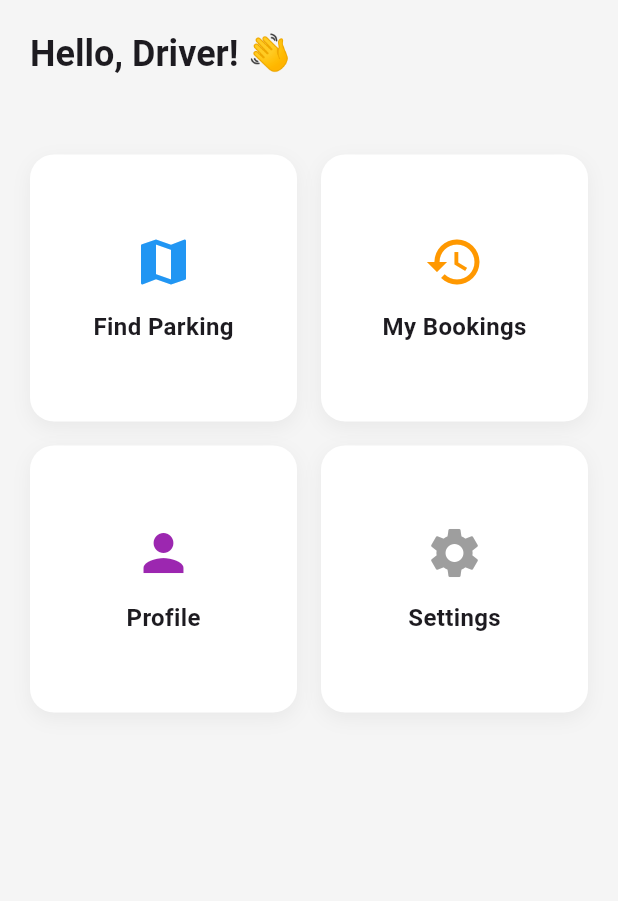
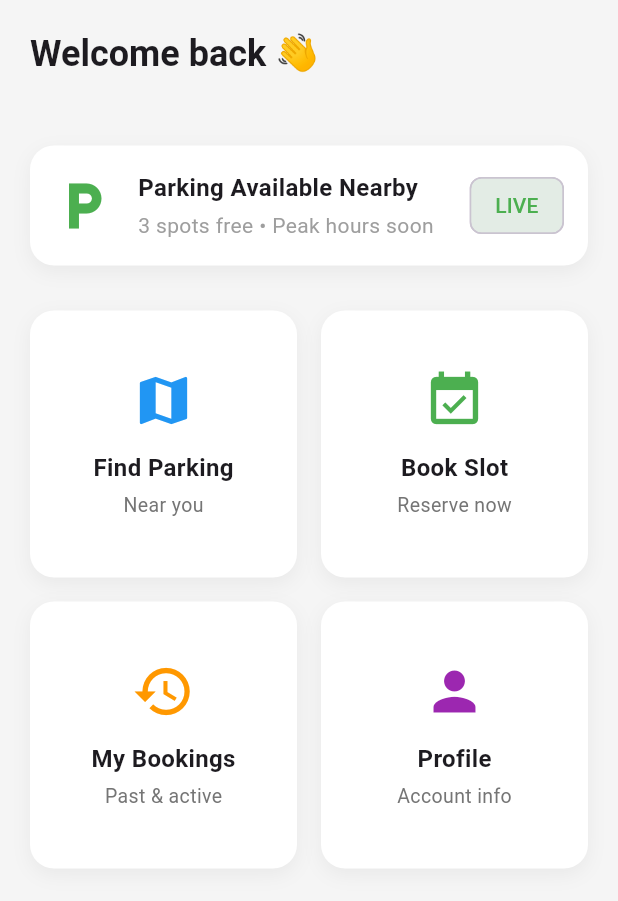
Before and after one commit to kalviumcommunity/S62_0126_ParkingPandits_Flutter_And_Firebase_SmartParking, a Flutter app: the screen it shows once a user with an empty profile is signed in, on a phone screen of 412 x 824 dp, the part 84-985 px from its top. Run offline on Flutter 3.47's test engine with Material 3 defaults, Android fonts, the phone set to English and light mode, and no system bars; our stand-ins replace firebase_auth, firebase_core; accounts and stored records are empty.

Commit message:
made changes

```diff
--- a/lib/features/home/screens/home_screen.dart
+++ b/lib/features/home/screens/home_screen.dart
@@ -11,7 +11,10 @@ class HomeScreen extends StatelessWidget {
     return Scaffold(
       backgroundColor: Colors.grey[100],
       appBar: AppBar(
-        title: const Text('Smart Parking', style: TextStyle(color: Colors.white)),
+        title: const Text(
+          'Smart Parking',
+          style: TextStyle(color: Colors.white),
+        ),
         backgroundColor: Colors.blueAccent,
         elevation: 0,
         actions: [
@@ -28,17 +31,71 @@ class HomeScreen extends StatelessWidget {
         child: Column(
           crossAxisAlignment: CrossAxisAlignment.start,
           children: [
+            // Greeting
             Text(
-              'Hello, Driver! 👋',
-              style: Theme.of(context).textTheme.headlineSmall?.copyWith(fontWeight: FontWeight.bold),
+              'Welcome back 👋',
+              style: Theme.of(context)
+                  .textTheme
+                  .headlineSmall
+                  ?.copyWith(fontWeight: FontWeight.bold),
             ),
+            const SizedBox(height: 4),
             Text(
               user?.email ?? '',
               style: TextStyle(color: Colors.grey[600]),
             ),
+
+            const SizedBox(height: 20),
+
+            // Smart Status Card
+            Container(
+              padding: const EdgeInsets.all(16),
+              decoration: BoxDecoration(
+                color: Colors.white,
+                borderRadius: BorderRadius.circular(16),
+                boxShadow: [
+                  BoxShadow(
+                    color: Colors.black.withOpacity(0.05),
+                    blurRadius: 10,
+                    offset: const Offset(0, 4),
+                  ),
+                ],
+              ),
+              child: Row(
+                children: [
+                  const Icon(Icons.local_parking,
+                      size: 40, color: Colors.green),
+                  const SizedBox(width: 16),
+                  Expanded(
+                    child: Column(
+                      crossAxisAlignment: CrossAxisAlignment.start,
+                      children: const [
+                        Text(
+                          'Parking Available Nearby',
+                          style: TextStyle(
+                              fontWeight: FontWeight.bold, fontSize: 16),
+                        ),
+                        SizedBox(height: 4),
+                        Text(
+                          '3 spots free • Peak hours soon',
+                          style: TextStyle(color: Colors.grey),
+                        ),
+                      ],
+                    ),
+                  ),
+                  Chip(
+                    label: const Text('LIVE'),
+                    backgroundColor: Colors.green.withOpacity(0.15),
+                    labelStyle:
+                        const TextStyle(color: Colors.green),
+                  ),
+                ],
+              ),
+            ),
+
             const SizedBox(height: 30),
 
-            // Feature Cards
+            // Features
             Expanded(
               child: GridView.count(
                 crossAxisCount: 2,
@@ -49,29 +106,37 @@ class HomeScreen extends StatelessWidget {
                     context,
                     icon: Icons.map,
                     title: 'Find Parking',
+                    subtitle: 'Near you',
                     color: Colors.blue,
-                    onTap: () => _showSnack(context, 'Maps coming soon!'),
+                    onTap: () =>
+                        _showSnack(context, 'Map integration next 🚗'),
+                  ),
+                  _buildFeatureCard(
+                    context,
+                    icon: Icons.event_available,
+                    title: 'Book Slot',
+                    subtitle: 'Reserve now',
+                    color: Colors.green,
+                    onTap: () =>
+                        _showSnack(context, 'Booking flow coming 🔐'),
                   ),
                   _buildFeatureCard(
                     context,
                     icon: Icons.history,
                     title: 'My Bookings',
+                    subtitle: 'Past & active',
                     color: Colors.orange,
-                    onTap: () => _showSnack(context, 'History coming soon!'),
+                    onTap: () =>
+                        _showSnack(context, 'History coming 📜'),
                   ),
                   _buildFeatureCard(
                     context,
                     icon: Icons.person,
                     title: 'Profile',
+                    subtitle: 'Account info',
                     color: Colors.purple,
-                    onTap: () => _showSnack(context, 'Profile coming soon!'),
-                  ),
-                  _buildFeatureCard(
-                    context,
-                    icon: Icons.settings,
-                    title: 'Settings',
-                    color: Colors.grey,
-                    onTap: () => _showSnack(context, 'Settings coming soon!'),
+                    onTap: () =>
+                        _showSnack(context, 'Profile page coming 👤'),
                   ),
                 ],
               ),
@@ -82,23 +147,45 @@ class HomeScreen extends StatelessWidget {
     );
   }
 
-  Widget _buildFeatureCard(BuildContext context, {required IconData icon, required String title, required Color color, required VoidCallback onTap}) {
+  Widget _buildFeatureCard(
+    BuildContext context, {
+    required IconData icon,
+    required String title,
+    required String subtitle,
+    required Color color,
+    required VoidCallback onTap,
+  }) {
     return InkWell(
+      borderRadius: BorderRadius.circular(16),
       onTap: onTap,
       child: Container(
+        padding: const EdgeInsets.all(16),
         decoration: BoxDecoration(
           color: Colors.white,
           borderRadius: BorderRadius.circular(16),
           boxShadow: [
-            BoxShadow(color: Colors.black.withOpacity(0.05), blurRadius: 10, offset: const Offset(0, 4)),
+            BoxShadow(
+              color: Colors.black.withOpacity(0.05),
+              blurRadius: 10,
+              offset: const Offset(0, 4),
+            ),
           ],
         ),
         child: Column(
           mainAxisAlignment: MainAxisAlignment.center,
           children: [
-            Icon(icon, size: 40, color: color),
+            Icon(icon, size: 42, color: color),
             const SizedBox(height: 12),
-            Text(title, style: const TextStyle(fontWeight: FontWeight.bold, fontSize: 16)),
+            Text(
+              title,
+              style: const TextStyle(
+                  fontWeight: FontWeight.bold, fontSize: 16),
+            ),
+            const SizedBox(height: 4),
+            Text(
+              subtitle,
+              style: TextStyle(color: Colors.grey[600], fontSize: 13),
+            ),
           ],
         ),
       ),
@@ -106,6 +193,7 @@ class HomeScreen extends StatelessWidget {
   }
 
   void _showSnack(BuildContext context, String msg) {
-    ScaffoldMessenger.of(context).showSnackBar(SnackBar(content: Text(msg)));
+    ScaffoldMessenger.of(context)
+        .showSnackBar(SnackBar(content: Text(msg)));
   }
 }
```
Also changed, not shown: lib/features/auth/screens/login_screen.dart (+93 -27 lines), lib/features/auth/screens/signup_screen.dart (+104 -25 lines), pubspec.yaml (+10 -10 lines), pubspec.lock, 4 other files.
